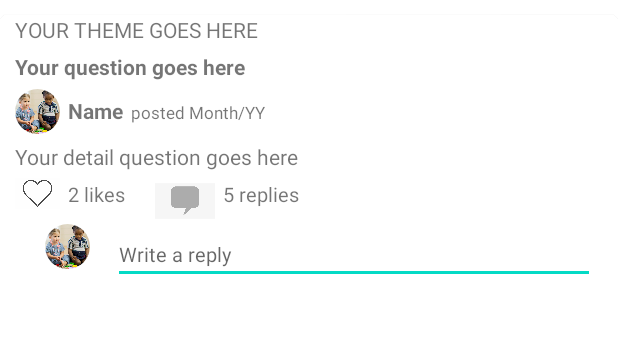
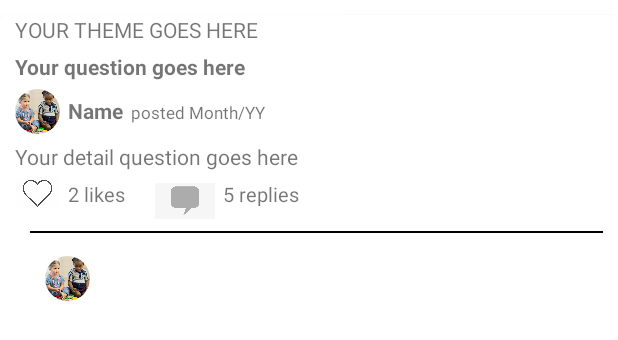
Before and after one commit to himmaq/PKL-kel2, an Android app: the layout carddiscussion.xml on its own in the app's theme, with its tools: preview values and no code run, on a phone screen of 412 x 824 dp. Shown: the top 340 px of the screen. Run offline under Robolectric (Android 15) with nearby library versions, the phone set to English and light mode, and no system bars.

Commit message:
tambahan garis di carddiscussion.xml

```diff
--- a/app/src/main/res/layout/carddiscussion.xml
+++ b/app/src/main/res/layout/carddiscussion.xml
@@ -111,12 +111,20 @@
             android:layout_marginLeft="5dp"
             android:textSize="13dp"
             android:text="5 replies"/>
+        <View
+            android:id="@+id/line"
+            android:layout_width="match_parent"
+            android:layout_height="1dp"
+            android:layout_below="@id/img_love"
+            android:background="@color/black"
+            android:layout_margin="10dp"/>
+
 
         <de.hdodenhof.circleimageview.CircleImageView
             android:id="@+id/img_profileuser"
             android:layout_width="30dp"
             android:layout_height="30dp"
-            android:layout_below="@id/img_love"
+            android:layout_below="@id/line"
             android:layout_marginTop="5dp"
             android:layout_marginLeft="20dp"
             android:src="@drawable/toddlers"/>
@@ -126,7 +134,7 @@
             android:layout_width="match_parent"
             android:layout_height="wrap_content"
             android:layout_below="@id/img_love"
-            android:layout_toRightOf="@id/img_profileuser"
+            android:layout_toRightOf="@id/line"
             android:layout_marginTop="6dp"
             android:layout_marginLeft="15dp"
             android:layout_marginRight="15dp"
```
